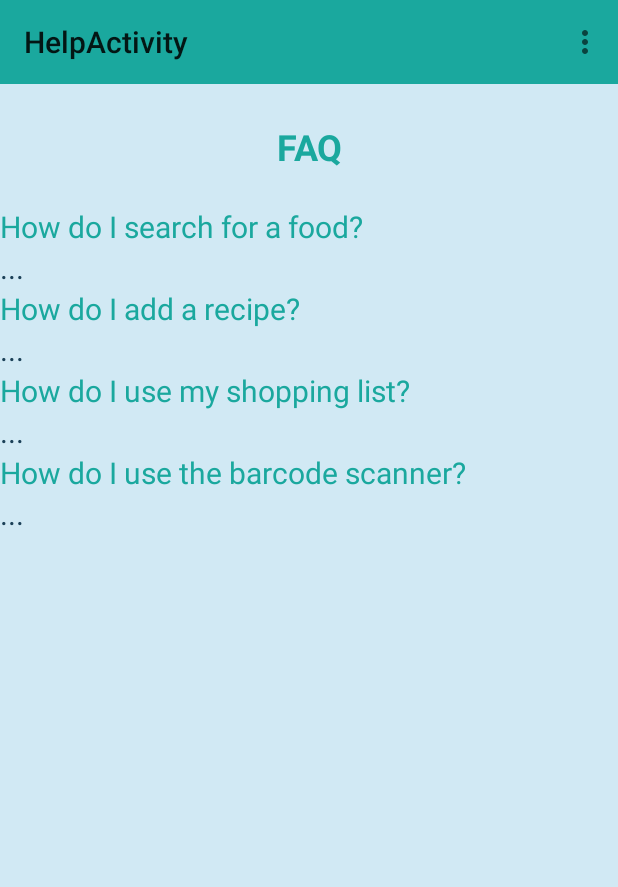
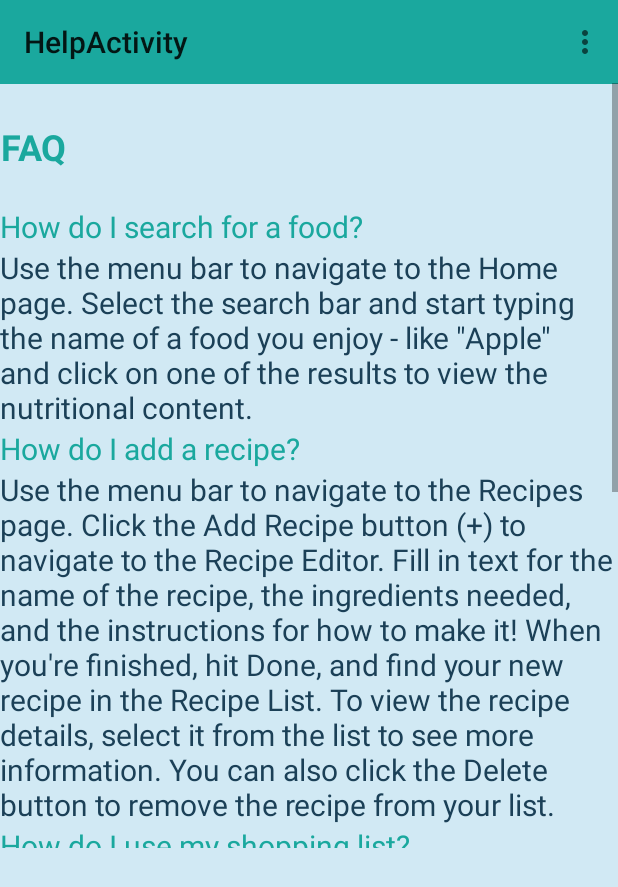
Before and after one commit to codegamc/NutrientBuddy, an Android app: the HelpActivity screen opened directly, with no data from a screen before it, on a phone screen of 412 x 824 dp. Shown: the top 887 px of the screen. Run offline under Robolectric (Android 15) with nearby library versions, the phone set to English and light mode, and no system bars.

Commit message:
Added content to HelpActivity with scrolling

```diff
--- a/app/src/main/java/edu/cwru/students/nutrientbuddy/HelpActivity.java
+++ b/app/src/main/java/edu/cwru/students/nutrientbuddy/HelpActivity.java
@@ -18,6 +18,7 @@ import android.widget.AdapterView;
 import android.widget.ArrayAdapter;
 import android.widget.Button;
 import android.widget.ListView;
+import android.widget.TextView;
 
 import java.util.ArrayList;
 import java.util.Collections;
@@ -33,6 +34,31 @@ public class HelpActivity extends AppCompatActivity{
         super.onCreate(savedInstanceState);
 
         setContentView(R.layout.activity_help);
+
+
+        TextView searchAnswer = (TextView) findViewById(R.id.search_answer);
+        TextView recipeAnswer = (TextView) findViewById(R.id.recipe_answer);
+        TextView shoppingAnswer = (TextView) findViewById(R.id.shopping_answer);
+        TextView barcodeAnswer = (TextView) findViewById(R.id.barcode_answer);
+
+        searchAnswer.setText("Use the menu bar to navigate to the Home page. Select the search bar and start typing " +
+                "the name of a food you enjoy - like \"Apple\" and click on one of the results to view the nutritional content.");
+
+        recipeAnswer.setText("Use the menu bar to navigate to the Recipes page. Click the Add Recipe button (+) to " +
+                "navigate to the Recipe Editor. Fill in text for the name of the recipe, the ingredients needed, and the " +
+                "instructions for how to make it! When you're finished, hit Done, and find your new recipe in the Recipe List. " +
+                "To view the recipe details, select it from the list to see more information. You can also click the Delete button " +
+                "to remove the recipe from your list.");
+
+        shoppingAnswer.setText("Use the menu bar to navigate to the Shopping List page. Click the Add Item button (+) to " +
+                "navigate to the Shopping List Editor. Fill in text for the name of the item, and optionally the estimated cost and " +
+                "quantity! When you're finished, hit Done, and find your new item in your Shopping List. " +
+                "To view the item details, select it from the list to see more information. You can also click the Delete button " +
+                "to remove the item from your list.");
+
+        barcodeAnswer.setText("Use the menu bar to navigate to the Barcode Scanning page. Click the Scan button to open " +
+                "your phone's camera. Hold your camera in front of the food item's barcode - it should be a white image with black " +
+                "lines. Then view the corresponding details as the app identifies the food and pulls up the nutrition facts!");
 
 
         Toolbar toolbar = (Toolbar) findViewById(R.id.toolbar);
--- a/app/src/main/res/layout/activity_help.xml
+++ b/app/src/main/res/layout/activity_help.xml
@@ -21,6 +21,15 @@
         android:layout_height="510dp"
         android:layout_marginTop="55dp"
         android:orientation="vertical">
+
+        <ScrollView android:id="@+id/ScrollView01"
+            android:layout_width="fill_parent"
+            android:layout_height="fill_parent">
+
+            <LinearLayout
+                android:layout_width="match_parent"
+                android:layout_height="wrap_content"
+                android:orientation="vertical">
 
         <TextView
             android:id="@+id/title"
@@ -110,6 +119,9 @@
             android:textSize="20sp"
             android:textColor="#1b4057"/>
 
+            </LinearLayout>
+        </ScrollView>
+
     </RelativeLayout>
 
 </android.support.design.widget.CoordinatorLayout>
```
